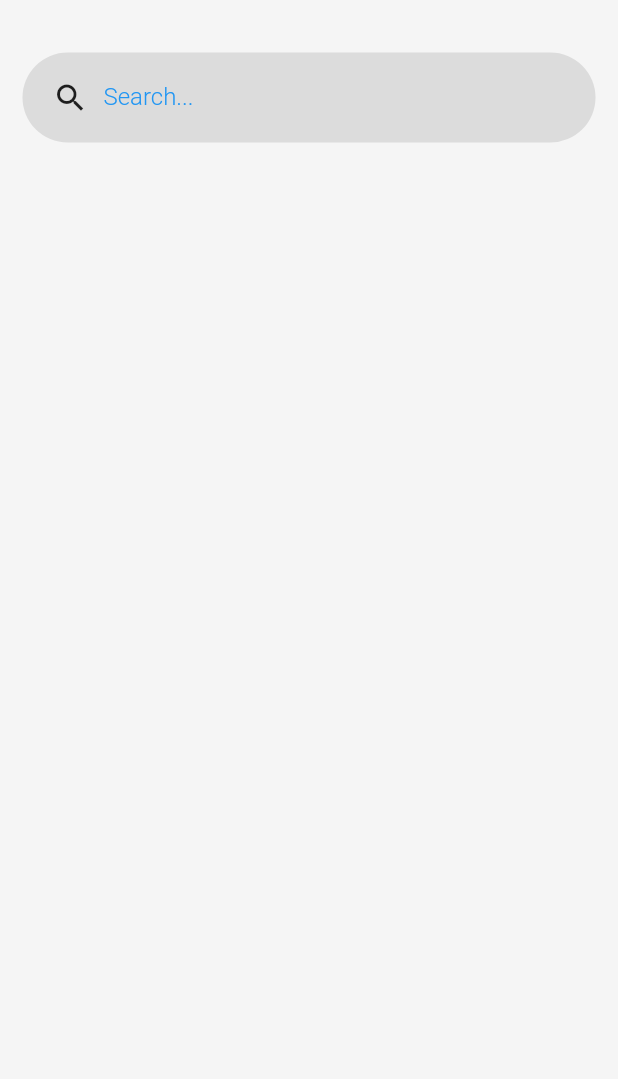
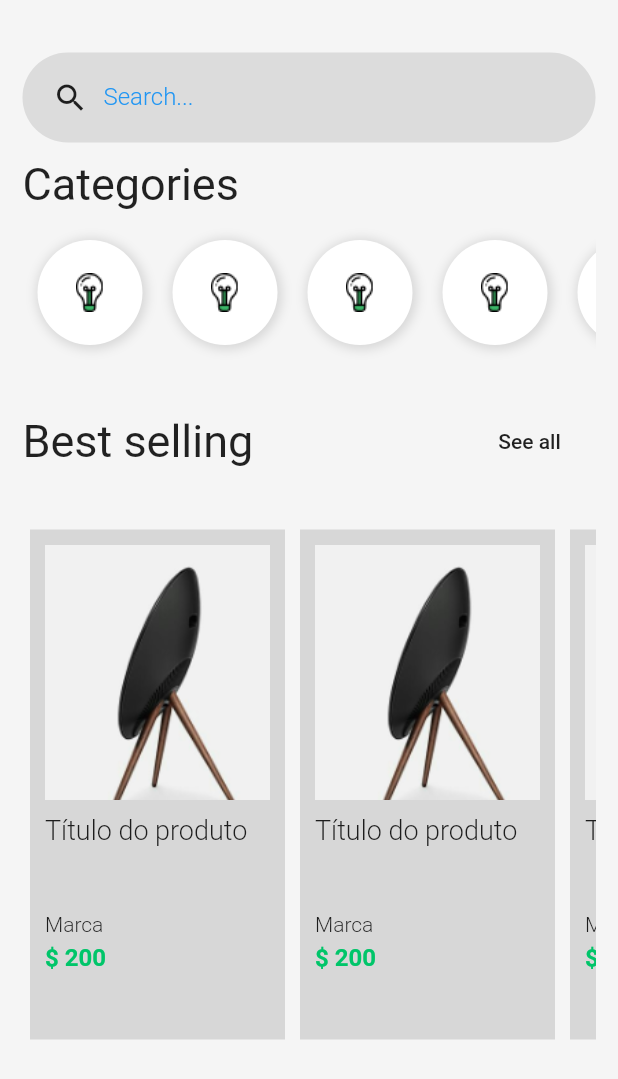
Before and after one commit to ozmartins/flutter-shopping, a Flutter app: the HomePage screen opened directly, on a phone screen of 412 x 824 dp. Shown: the top 1079 px of the screen. Run offline on Flutter 3.47's test engine with Material 2 defaults, Android fonts, the phone set to English and light mode, and no system bars; missing offline and left inert: dart:ffi.

Commit message:
Changes at home page

```diff
--- a/lib/pages/home.page.dart
+++ b/lib/pages/home.page.dart
@@ -1,6 +1,8 @@
-// ignore_for_file: prefer_const_constructors, avoid_unnecessary_containers
+// ignore_for_file: prefer_const_constructors, avoid_unnecessary_containers, sized_box_for_whitespace, prefer_const_literals_to_create_immutables, deprecated_member_use
 
 import 'package:flutter/material.dart';
+
+import 'product.page.dart';
 
 class HomePage extends StatelessWidget {
   const HomePage({Key? key}) : super(key: key);
@@ -18,6 +20,47 @@ class HomePage extends StatelessWidget {
               height: 20,
             ),
             search(),
+            SizedBox(
+              height: 10,
+            ),
+            Text(
+              "Categories",
+              style: TextStyle(
+                fontSize: 30,
+              ),
+            ),
+            SizedBox(
+              height: 10,
+            ),
+            Container(
+              height: 90,
+              child: categoryList(),
+            ),
+            SizedBox(
+              height: 30,
+            ),
+            Row(
+              mainAxisAlignment: MainAxisAlignment.spaceBetween,
+              children: [
+                Text(
+                  "Best selling",
+                  style: TextStyle(
+                    fontSize: 30,
+                  ),
+                ),
+                FlatButton(
+                  onPressed: () {},
+                  child: Text("See all"),
+                ),
+              ],
+            ),
+            SizedBox(
+              height: 30,
+            ),
+            Container(
+              height: 350,
+              child: productList(context),
+            ),
           ],
         ),
       ),
@@ -62,3 +105,119 @@ Widget search() {
     ),
   );
 }
+
+Widget categoryList() {
+  return Container(
+    child: ListView(
+      scrollDirection: Axis.horizontal,
+      children: [
+        categoryItem(),
+        categoryItem(),
+        categoryItem(),
+        categoryItem(),
+        categoryItem(),
+        categoryItem(),
+      ],
+    ),
+  );
+}
+
+Widget categoryItem() {
+  return Container(
+    height: 70,
+    width: 70,
+    margin: EdgeInsets.all(10),
+    padding: EdgeInsets.all(10),
+    decoration: BoxDecoration(
+      color: Colors.white,
+      boxShadow: [
+        BoxShadow(
+            color: Colors.black12,
+            offset: Offset(1, 1),
+            blurRadius: 5,
+            spreadRadius: 2),
+      ],
+      borderRadius: BorderRadius.circular(64),
+    ),
+    child: Image.asset("assets/Icon_Devices.png"),
+  );
+}
+
+Widget productList(BuildContext context) {
+  return Container(
+    child: ListView(
+      scrollDirection: Axis.horizontal,
+      children: [
+        productItem(context),
+        productItem(context),
+        productItem(context),
+        productItem(context),
+        productItem(context),
+        productItem(context),
+      ],
+    ),
+  );
+}
+
+Widget productItem(BuildContext context) {
+  return Container(
+    padding: EdgeInsets.all(10),
+    margin: EdgeInsets.all(5),
+    width: 170,
+    color: Colors.black12,
+    child: Column(
+      crossAxisAlignment: CrossAxisAlignment.start,
+      children: [
+        GestureDetector(
+          onTap: () {
+            Navigator.push(
+              context,
+              MaterialPageRoute(
+                builder: (context) => ProductPage(),
+              ),
+            );
+          },
+          child: Image.asset(
+            "assets/product-1.png",
+            width: 170,
+            height: 170,
+            fit: BoxFit.cover,
+          ),
+        ),
+        SizedBox(
+          height: 10,
+        ),
+        Container(
+          height: 60,
+          child: Text(
+            "Título do produto",
+            style: TextStyle(
+              fontSize: 18,
+              fontWeight: FontWeight.w300,
+            ),
+          ),
+        ),
+        SizedBox(
+          height: 5,
+        ),
+        Text(
+          "Marca",
+          style: TextStyle(
+            fontSize: 14,
+            fontWeight: FontWeight.w300,
+          ),
+        ),
+        SizedBox(
+          height: 5,
+        ),
+        Text(
+          "\$ 200",
+          style: TextStyle(
+              fontSize: 16,
+              fontWeight: FontWeight.bold,
+              color: Color(0xFF00C569)),
+        ),
+      ],
+    ),
+  );
+}
```
